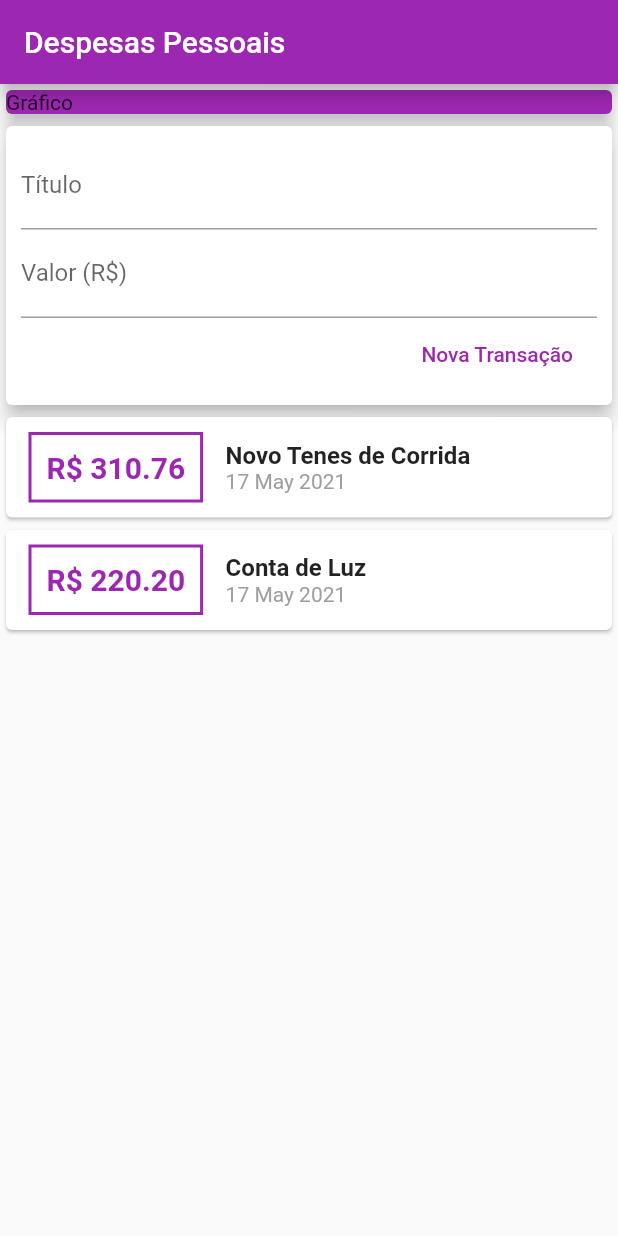
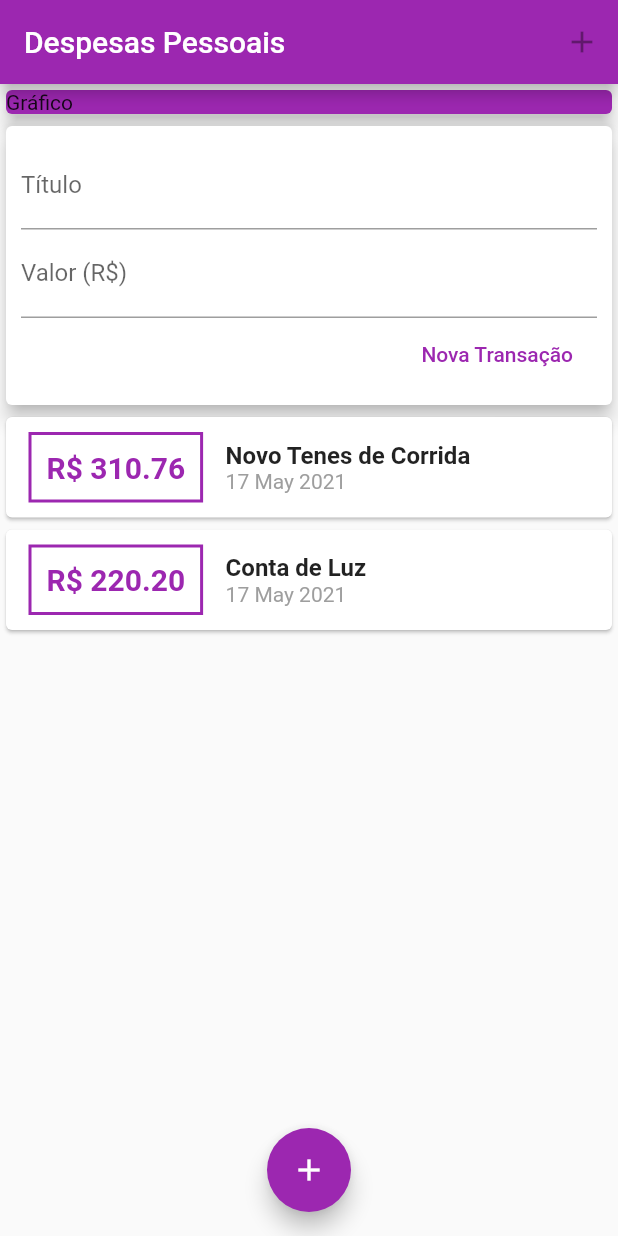
Before and after one commit to leandrotux/expenses, a Flutter app: the screen it shows after launch, on a phone screen of 412 x 824 dp. Run offline on Flutter 3.47's test engine with Material 2 defaults, Android fonts, the phone set to English and light mode, and no system bars.

Commit message:
Add button Add

```diff
--- a/lib/main.dart
+++ b/lib/main.dart
@@ -19,6 +19,11 @@ class MyHomePage extends StatelessWidget {
     return Scaffold(
       appBar: AppBar(
         title: Text('Despesas Pessoais'),
+        actions: [
+          IconButton(
+            icon: Icon(Icons.add),
+          )
+        ],
         backgroundColor: Colors.purple,
       ),
       body: SingleChildScrollView(
@@ -36,6 +41,12 @@ class MyHomePage extends StatelessWidget {
           ],
         ),
       ),
+      floatingActionButton: FloatingActionButton(
+        onPressed: () {},
+        child: Icon(Icons.add),
+        backgroundColor: Colors.purple,
+      ),
+      floatingActionButtonLocation: FloatingActionButtonLocation.centerFloat,
     );
   }
 }
```
